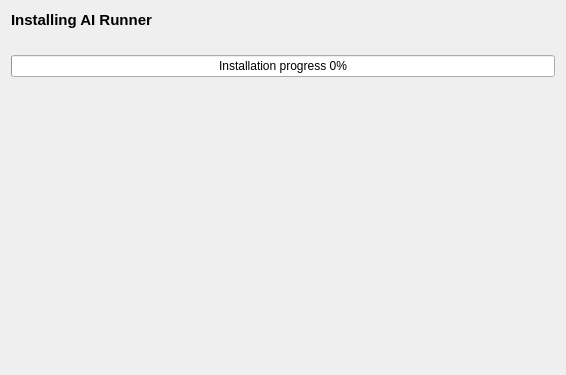
Above: src/airunner/windows/setup_wizard/installation_settings/templates/install_page.ui from Capsize-Games/airunner before the change. Below: the same form after it.
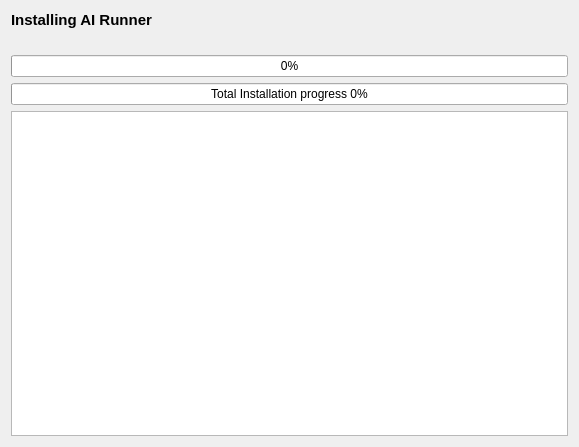
That is the form after the change.

Commit message: switch to huggingface downloader

The edit to the form file:
```diff
--- a/src/airunner/windows/setup_wizard/installation_settings/templates/install_page.ui
+++ b/src/airunner/windows/setup_wizard/installation_settings/templates/install_page.ui
@@ -6,27 +6,14 @@
    <rect>
     <x>0</x>
     <y>0</y>
-    <width>566</width>
-    <height>375</height>
+    <width>579</width>
+    <height>447</height>
    </rect>
   </property>
   <property name="windowTitle">
    <string>Form</string>
   </property>
   <layout class="QGridLayout" name="gridLayout">
-   <item row="3" column="0">
-    <spacer name="verticalSpacer">
-     <property name="orientation">
-      <enum>Qt::Orientation::Vertical</enum>
-     </property>
-     <property name="sizeHint" stdset="0">
-      <size>
-       <width>20</width>
-       <height>40</height>
-      </size>
-     </property>
-    </spacer>
-   </item>
    <item row="0" column="0">
     <widget class="QLabel" name="label">
      <property name="font">
@@ -40,13 +27,30 @@
      </property>
     </widget>
    </item>
-   <item row="2" column="0">
+   <item row="4" column="0">
     <widget class="QProgressBar" name="progress_bar">
      <property name="value">
       <number>0</number>
      </property>
      <property name="format">
-      <string>Installation progress %p%</string>
+      <string>Total Installation progress %p%</string>
+     </property>
+    </widget>
+   </item>
+   <item row="3" column="0">
+    <widget class="QProgressBar" name="status_bar">
+     <property name="value">
+      <number>0</number>
+     </property>
+    </widget>
+   </item>
+   <item row="5" column="0">
+    <widget class="QPlainTextEdit" name="log">
+     <property name="readOnly">
+      <bool>true</bool>
+     </property>
+     <property name="plainText">
+      <string/>
      </property>
     </widget>
    </item>
```
The commit also changes 2 other files.
